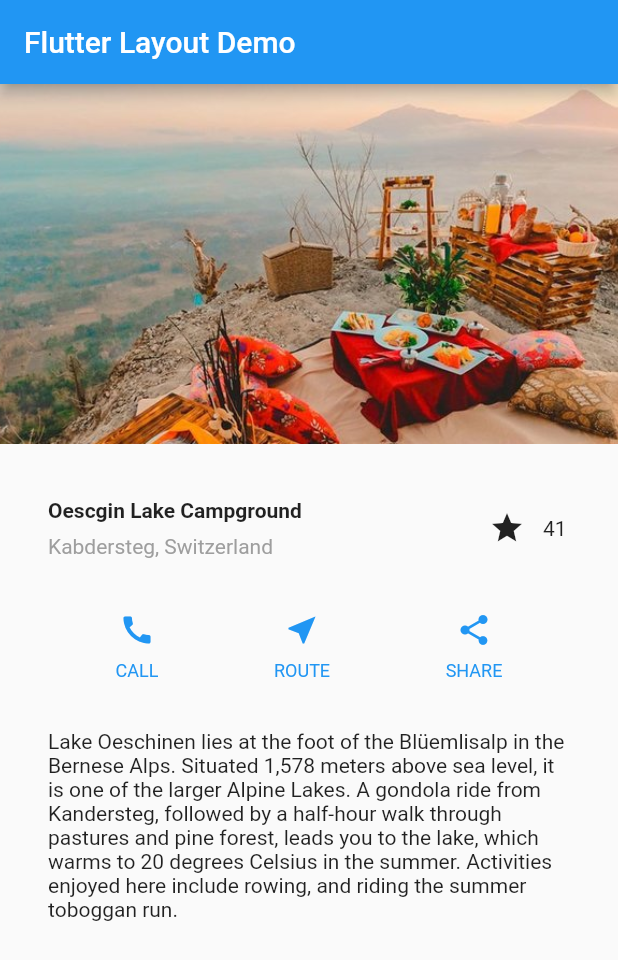
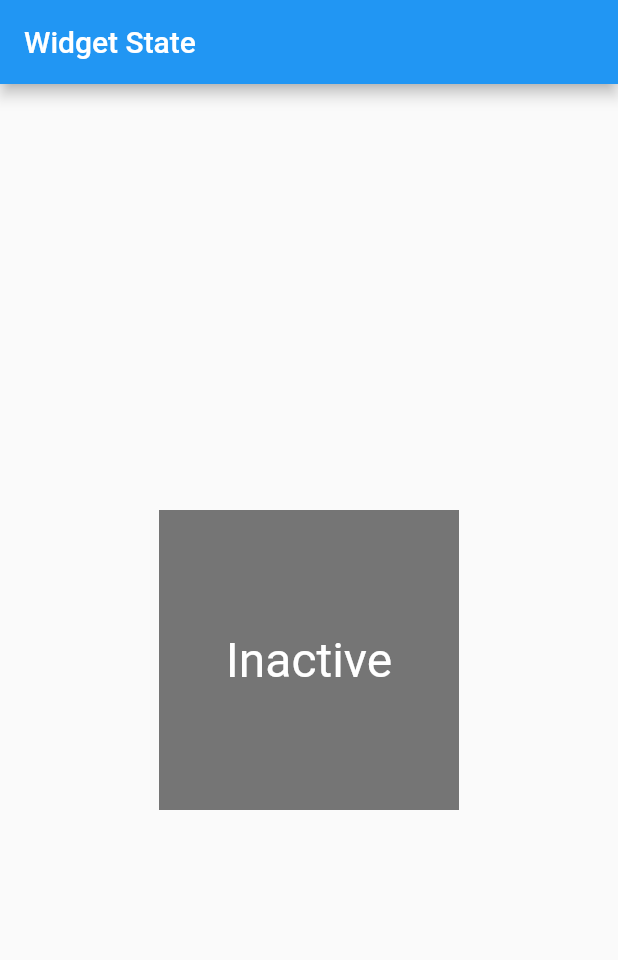
Before and after one commit to hanura13/FlutterProject, a Flutter app: the screen it shows after launch, on a phone screen of 412 x 824 dp. Shown: the top 960 px of the screen. Run offline on Flutter 3.47's test engine with Material 2 defaults, Android fonts, the phone set to English and light mode, and no system bars; project files that could hold a hidden picture were left out.

Commit message:
Widget Manage its own State

```diff
--- a/lib/main.dart
+++ b/lib/main.dart
@@ -11,57 +11,6 @@ class MyApp extends StatelessWidget {
 
   @override
   Widget build(BuildContext context) {
-    Widget titleSection = Container(
-      padding: const EdgeInsets.all(32),
-      child: Row(
-        children: [
-          Expanded(
-            child: Column(
-              crossAxisAlignment: CrossAxisAlignment.start,
-              children: [
-                Container(
-                  padding: const EdgeInsets.only(bottom: 8),
-                  child: const Text(
-                    'Oescgin Lake Campground',
-                    style: TextStyle(fontWeight: FontWeight.bold),
-                  ),
-                ),
-                Text(
-                  'Kabdersteg, Switzerland',
-                  style: TextStyle(color: Colors.grey[500]),
-                )
-              ],
-            ),
-          ),
-          const FavoriteWidget(),
-        ],
-      ),
-    );
-
-    Color color = Theme.of(context).primaryColor;
-
-    Widget buttonSection = Row(
-      mainAxisAlignment: MainAxisAlignment.spaceEvenly,
-      children: [
-        _buildButtonColumn(color, Icons.call, 'CALL'),
-        _buildButtonColumn(color, Icons.near_me, 'ROUTE'),
-        _buildButtonColumn(color, Icons.share, 'SHARE'),
-      ],
-    );
-
-    Widget textSection = const Padding(
-      padding: EdgeInsets.all(32),
-      child: Text(
-        'Lake Oeschinen lies at the foot of the Blüemlisalp in the Bernese '
-        'Alps. Situated 1,578 meters above sea level, it is one of the '
-        'larger Alpine Lakes. A gondola ride from Kandersteg, followed by a '
-        'half-hour walk through pastures and pine forest, leads you to the '
-        'lake, which warms to 20 degrees Celsius in the summer. Activities '
-        'enjoyed here include rowing, and riding the summer toboggan run.',
-        softWrap: true,
-      ),
-    );
-
     return MaterialApp(
       title: 'Hello World',
       debugShowCheckedModeBanner: false,
@@ -69,92 +18,48 @@ class MyApp extends StatelessWidget {
         primarySwatch: Colors.blue,
       ),
       home: Scaffold(
-        appBar: AppBar(
-          title: const Text('Flutter Layout Demo'),
-        ),
-        body: ListView(
-          children: [
-            Image.asset(
-              'images/wisata.jpg',
-              width: 600,
-              height: 240,
-              fit: BoxFit.cover,
-            ),
-            titleSection,
-            buttonSection,
-            textSection,
-          ],
-        ),
-      ),
-    );
-  }
-
-  Column _buildButtonColumn(Color color, IconData icon, String label) {
-    return Column(
-      mainAxisSize: MainAxisSize.min,
-      mainAxisAlignment: MainAxisAlignment.center,
-      children: [
-        Icon(icon, color: color),
-        Container(
-          margin: const EdgeInsets.only(top: 8),
-          child: Text(
-            label,
-            style: TextStyle(
-              fontSize: 12,
-              fontWeight: FontWeight.w400,
-              color: color,
-            ),
+          appBar: AppBar(
+            title: const Text('Widget State'),
           ),
-        )
-      ],
+          body: const Center(
+            child: TapboxA(),
+          )),
     );
   }
 }
 
-class FavoriteWidget extends StatefulWidget {
-  const FavoriteWidget({super.key});
+class TapboxA extends StatefulWidget {
+  const TapboxA({super.key});
 
   @override
-  State<FavoriteWidget> createState() => _FavoriteWidgetState();
+  State<TapboxA> createState() => _TapboxAState();
 }
 
-class _FavoriteWidgetState extends State<FavoriteWidget> {
-  bool _isFavorited = true;
-  int _favoriteCount = 41;
-
-  void _toggleFavorite() {
+class _TapboxAState extends State<TapboxA> {
+  bool _active = false;
+  void _handleTap() {
     setState(() {
-      if (_isFavorited) {
-        _isFavorited = false;
-        _favoriteCount -= 1;
-      } else {
-        _favoriteCount += 1;
-        _isFavorited = true;
-      }
+      _active = !_active;
     });
   }
 
   @override
   Widget build(BuildContext context) {
-    return Row(
-      mainAxisSize: MainAxisSize.min,
-      children: [
-        Container(
-          padding: const EdgeInsets.all(0),
-          child: IconButton(
-            onPressed: _toggleFavorite,
-            icon: _isFavorited
-                ? const Icon(Icons.star)
-                : const Icon(Icons.star_border),
+    return GestureDetector(
+      onTap: _handleTap,
+      child: Container(
+        width: 200.0,
+        height: 200.0,
+        decoration: BoxDecoration(
+          color: _active ? Colors.lightGreen[700] : Colors.grey[600],
+        ),
+        child: Center(
+          child: Text(
+            _active ? 'Active' : 'Inactive',
+            style: const TextStyle(fontSize: 32.0, color: Colors.white),
           ),
         ),
-        SizedBox(
-          width: 18,
-          child: SizedBox(
-            child: Text('$_favoriteCount'),
-          ),
-        )
-      ],
+      ),
     );
   }
 }
```
